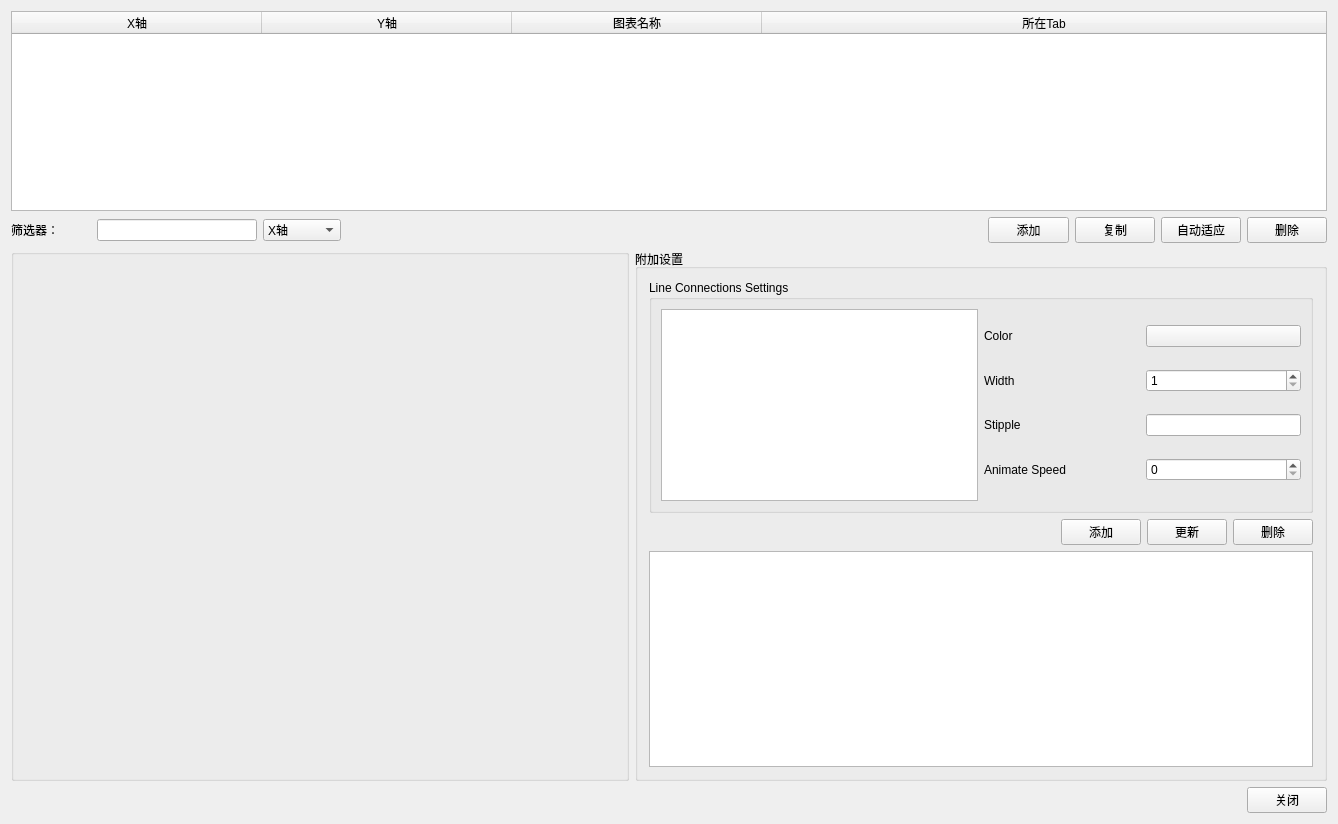
First picture: the form in AdvancedDataManager.ui, repository whatudone/plotxy, before the edit.
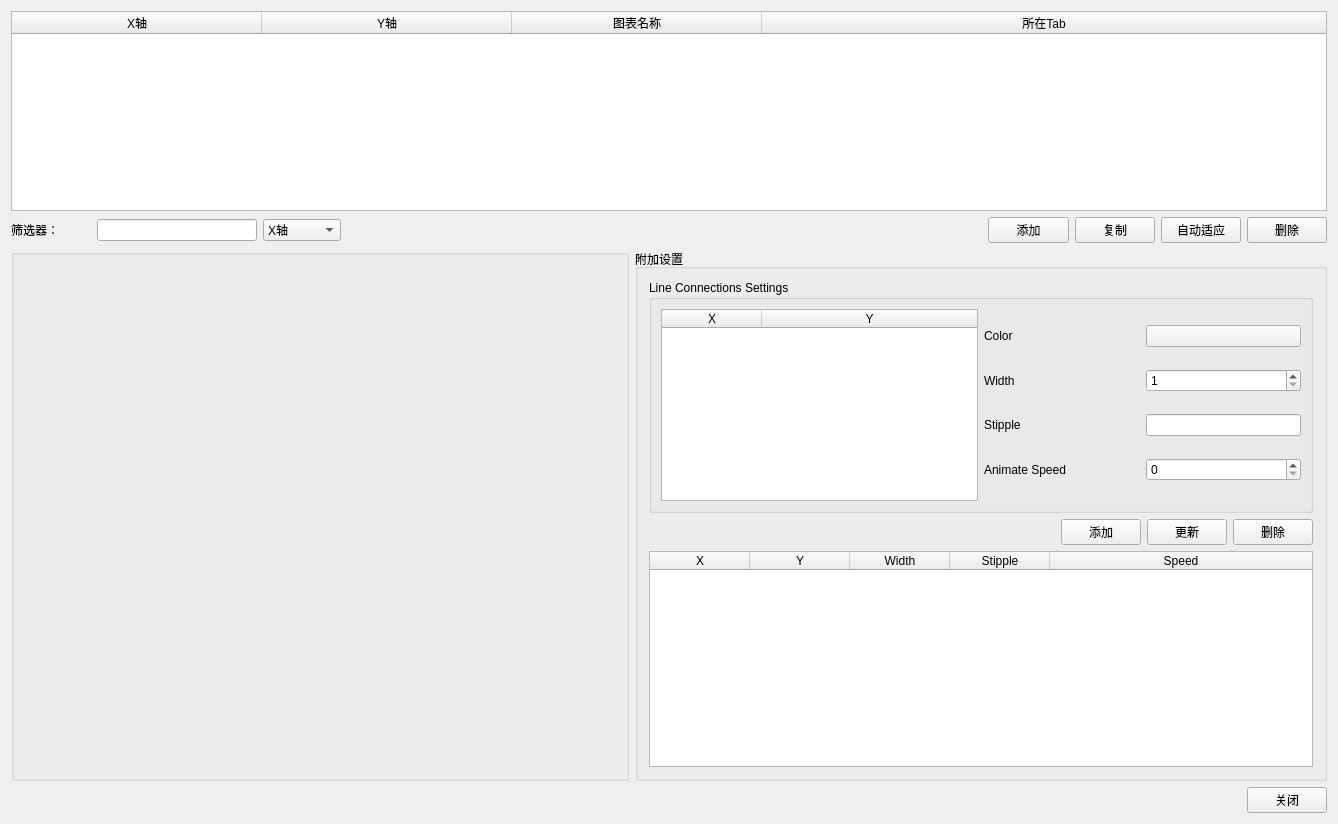
Second picture: the form after the edit. Custom widgets are drawn as their Qt base class.

Patch:
```diff
--- a/AdvancedDataManager.ui
+++ b/AdvancedDataManager.ui
@@ -840,7 +840,27 @@
                 </property>
                 <layout class="QHBoxLayout" name="horizontalLayout_14">
                  <item>
-                  <widget class="QTableWidget" name="tableWidgetExtraDataPairs"/>
+                  <widget class="QTableWidget" name="tableWidgetExtraDataPairs">
+                   <property name="selectionMode">
+                    <enum>QAbstractItemView::SingleSelection</enum>
+                   </property>
+                   <property name="selectionBehavior">
+                    <enum>QAbstractItemView::SelectRows</enum>
+                   </property>
+                   <attribute name="horizontalHeaderStretchLastSection">
+                    <bool>true</bool>
+                   </attribute>
+                   <column>
+                    <property name="text">
+                     <string>X</string>
+                    </property>
+                   </column>
+                   <column>
+                    <property name="text">
+                     <string>Y</string>
+                    </property>
+                   </column>
+                  </widget>
                  </item>
                  <item>
                   <layout class="QGridLayout" name="gridLayout" columnstretch="1,1">
@@ -936,7 +956,42 @@
                </layout>
               </item>
               <item>
-               <widget class="QTableWidget" name="tableWidgetConnections"/>
+               <widget class="QTableWidget" name="tableWidgetConnections">
+                <property name="selectionMode">
+                 <enum>QAbstractItemView::SingleSelection</enum>
+                </property>
+                <property name="selectionBehavior">
+                 <enum>QAbstractItemView::SelectRows</enum>
+                </property>
+                <attribute name="horizontalHeaderStretchLastSection">
+                 <bool>true</bool>
+                </attribute>
+                <column>
+                 <property name="text">
+                  <string>X</string>
+                 </property>
+                </column>
+                <column>
+                 <property name="text">
+                  <string>Y</string>
+                 </property>
+                </column>
+                <column>
+                 <property name="text">
+                  <string>Width</string>
+                 </property>
+                </column>
+                <column>
+                 <property name="text">
+                  <string>Stipple</string>
+                 </property>
+                </column>
+                <column>
+                 <property name="text">
+                  <string>Speed</string>
+                 </property>
+                </column>
+               </widget>
               </item>
              </layout>
             </widget>
```
